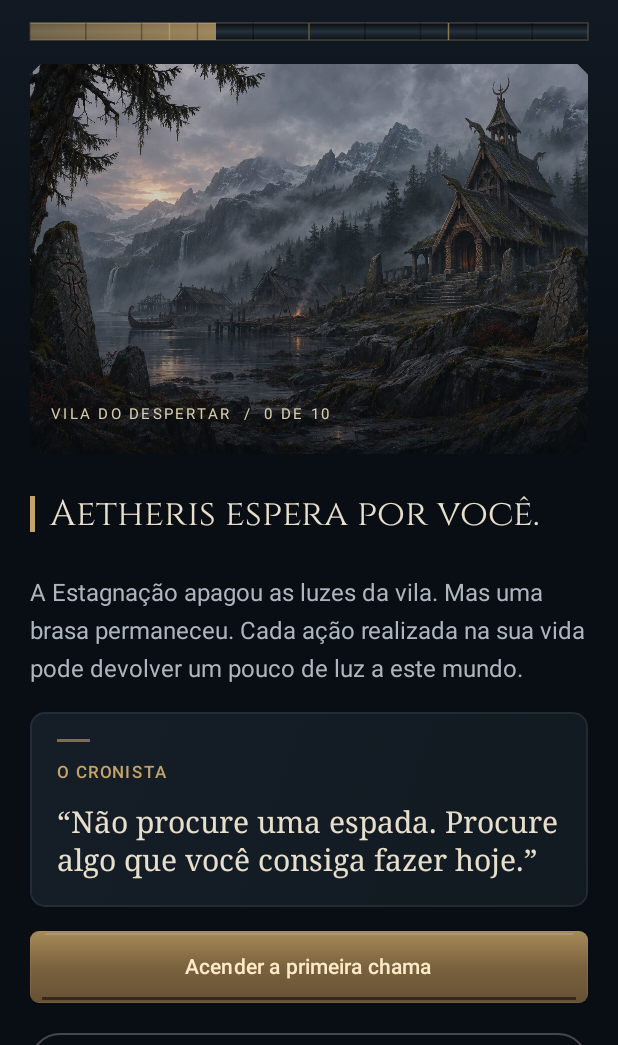
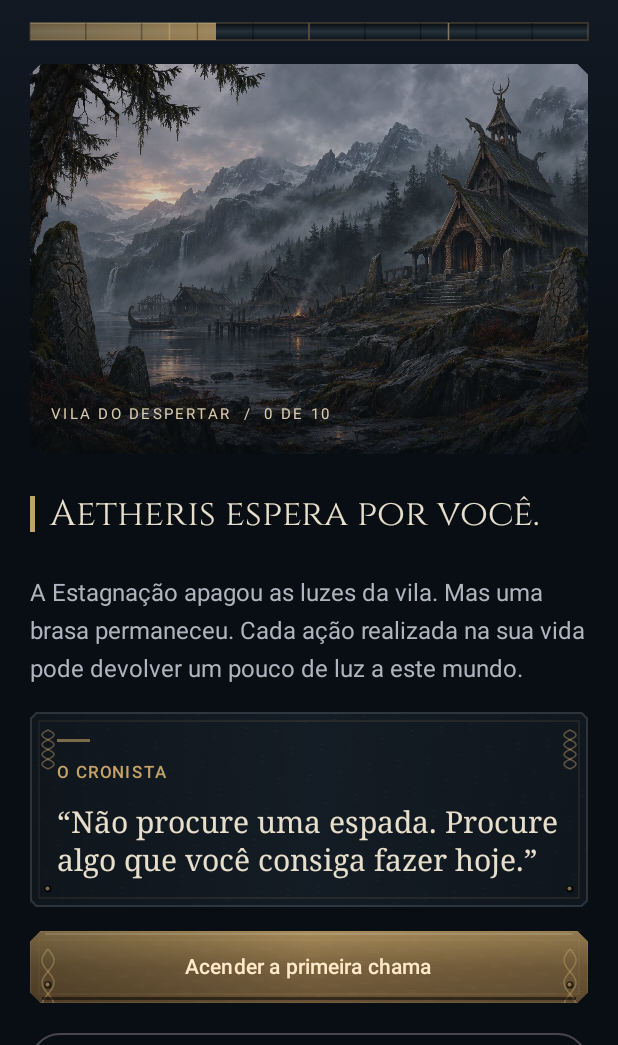
Before and after one commit to cmasterzin-art/ascend, an Android app built with Jetpack Compose: the screen it shows after launch (MainActivity), on a phone screen of 412 x 824 dp, the part 191-1236 px from its top. Run offline under Robolectric (Android 15) with nearby library versions, the phone set to English and light mode, and no system bars; our stand-ins replace Room's generated code.

Commit message:
feat(ui): introduce Nordic Cinematic forge materials and primary compositions

```diff
--- a/app/build.gradle.kts
+++ b/app/build.gradle.kts
@@ -11,8 +11,8 @@ android {
         applicationId = "br.com.ascend.aetheris"
         minSdk = 26
         targetSdk = 35
-        versionCode = 11
-        versionName = "1.6.0"
+        versionCode = 12
+        versionName = "1.6.1"
     }
     // Keep signing material outside the repository. Use the original key for an in-place update.
     System.getenv("ASCEND_KEYSTORE_PATH")?.let { path ->
--- a/app/src/main/java/br/com/ascend/aetheris/AetherisNavigation.kt
+++ b/app/src/main/java/br/com/ascend/aetheris/AetherisNavigation.kt
@@ -33,11 +33,11 @@ val mainNames=listOf("Jornada","Hábitos","Missões","Mundo","Herói")
 @Composable fun AetherisNavigation(route:String,onSelect:(String)->Unit){
  val selected=if(route.startsWith("region/")||route.startsWith("location/")||route.startsWith("expedition/"))"world" else when(route){"grimoire","planner","analysis","focus_history"->"habits";"settings","journal","memories","portrait"->"character";"weekly"->"world";else->route}
  val dark=LocalAppearance.current.dark;val motion=LocalAppearance.current.reducedMotion
- Column(Modifier.fillMaxWidth().background(if(dark)Color(0xFF10161D) else Color(0xFFDED9CE)).navigationBarsPadding()){
+ Column(Modifier.fillMaxWidth().background(if(dark)Color(0xFF10161D) else Color(0xFFDED9CE)).forgeMaterial().navigationBarsPadding()){
  Canvas(Modifier.fillMaxWidth().height(1.dp)){drawRect(Brush.verticalGradient(listOf(Color(0xFF788080),Color(0xFF252D35),Color(0xFF10161D))));drawLine(OldBronze.copy(alpha=.5f),Offset(0f,0f),Offset(size.width,0f),1f)}
  Row(Modifier.fillMaxWidth().padding(horizontal=4.dp,vertical=5.dp)){
  mainRoutes.forEachIndexed{i,r->val active=selected==r;val light by animateFloatAsState(if(active)1f else 0f,tween(if(motion)0 else AetherTokens.quick),label="aba")
- Column(Modifier.weight(1f).testTag("nav:$r").heightIn(min=60.dp).selectable(active,onClick={onSelect(r)},role=Role.Tab).background(if(active)Gold.copy(alpha=.1f*light) else Color.Transparent,RoundedCornerShape(12.dp)).padding(horizontal=1.dp,vertical=6.dp).semantics(mergeDescendants=true){},horizontalAlignment=Alignment.CenterHorizontally,verticalArrangement=Arrangement.spacedBy(5.dp)){
+ Column(Modifier.weight(1f).testTag("nav:$r").heightIn(min=60.dp).selectable(active,onClick={onSelect(r)},role=Role.Tab).background(if(active)Gold.copy(alpha=.1f*light) else Color.Transparent,CutCornerShape(7.dp)).forgeMaterial(if(active)SurfaceKind.Ceremonial else SurfaceKind.Operational).padding(horizontal=1.dp,vertical=6.dp).semantics(mergeDescendants=true){},horizontalAlignment=Alignment.CenterHorizontally,verticalArrangement=Arrangement.spacedBy(5.dp)){
  NavigationSigil(i,if(active)Gold else Muted)
  Text(mainNames[i],color=if(active)Gold else Ink,fontSize=10.sp,lineHeight=14.sp,textAlign=androidx.compose.ui.text.style.TextAlign.Center)
  Canvas(Modifier.width(22.dp).height(2.dp)){if(active)drawLine(OldBronze,Offset.Zero,Offset(size.width,0f),2.dp.toPx())}
--- a/app/src/main/java/br/com/ascend/aetheris/ChronicleScreens.kt
+++ b/app/src/main/java/br/com/ascend/aetheris/ChronicleScreens.kt
@@ -46,13 +46,13 @@ import java.time.LocalDate
    val expedition=if(m.id.startsWith("claim:"))expeditionRef(m.id.removePrefix("claim:").substringBefore('@')) else null
    val important=expedition?.let{it.second==it.first.phases.lastIndex}==true||m.category=="Sagas"
    val accent=if(important)Gold else if(m.category=="História")Blue else ColdIron
-   AetherSurface(SurfaceKind.Parchment){
+   Row(Modifier.fillMaxWidth().height(IntrinsicSize.Min),horizontalArrangement=Arrangement.spacedBy(10.dp)){Column(Modifier.width(24.dp).fillMaxHeight().background(ColdIron.copy(alpha=.15f)),horizontalAlignment=Alignment.CenterHorizontally){RuneSeal(if(important)4 else m.symbol,if(important)Gold else Blue,Modifier.size(24.dp));Box(Modifier.width(1.dp).weight(1f).background(OldBronze))};AetherSurface(SurfaceKind.Parchment,Modifier.weight(1f)){
     Row(Modifier.fillMaxWidth(),horizontalArrangement=Arrangement.spacedBy(12.dp),verticalAlignment=Alignment.CenterVertically){RuneSeal(if(important)4 else m.symbol,Sepia,Modifier.size(38.dp));Column(Modifier.weight(1f)){Eyebrow(m.category,Sepia);Text(m.date?.let{displayDate(it)}?:"Data não disponível",color=Sepia,fontSize=12.sp)}}
     Text(m.title,color=Sepia,style=MaterialTheme.typography.titleLarge)
     if(m.id.startsWith("memory:")&&m.date!=null)Text("Conversa guardada em ${displayDate(m.date)}",color=Sepia,fontSize=12.sp)
     if(important)SagaDivider(color=Sepia)
     ReadingBlock(m.detail,color=Sepia)
-   }
+   }}
   }
  }
 }
--- a/app/src/main/java/br/com/ascend/aetheris/DesignSystem2.kt
+++ b/app/src/main/java/br/com/ascend/aetheris/DesignSystem2.kt
@@ -22,8 +22,8 @@ enum class SurfaceKind{Operational,Heroic,Ceremonial,Parchment,Artifact}
  val accent=when(kind){SurfaceKind.Heroic->Blue;SurfaceKind.Ceremonial->Gold;SurfaceKind.Parchment->Sepia;SurfaceKind.Artifact->Violet;else->ColdIron}
  val base=when(kind){SurfaceKind.Parchment->if(dark)Color(0xFFD0C3A5) else Color(0xFFF2E5C7);SurfaceKind.Artifact->if(dark)Color(0xFF211D25) else Color(0xFFE8E0D5);else->Surface}
  val shades=if(kind==SurfaceKind.Parchment)listOf(if(dark)Color(0xFFB7AA8D) else Color(0xFFE0CDA6),base,if(dark)Color(0xFFDBCEB0) else Color(0xFFF2E5C7)) else listOf(base,base.copy(alpha=.7f))
- val shape=if(kind==SurfaceKind.Operational)RoundedCornerShape(10.dp) else AetherTokens.shape
- Column(modifier.fillMaxWidth().clip(shape).background(Brush.linearGradient(shades)).border(1.dp,accent.copy(alpha=.19f),shape).padding(AetherTokens.inset),verticalArrangement=Arrangement.spacedBy(12.dp)){
+ val shape=androidx.compose.foundation.shape.CutCornerShape(if(kind==SurfaceKind.Operational)4.dp else 10.dp)
+ Column(modifier.fillMaxWidth().clip(shape).background(Brush.linearGradient(shades)).forgeMaterial(kind).border(1.dp,accent.copy(alpha=.32f),shape).padding(AetherTokens.inset),verticalArrangement=Arrangement.spacedBy(12.dp)){
   if(kind!=SurfaceKind.Operational)Row(Modifier.fillMaxWidth(),verticalAlignment=Alignment.CenterVertically,horizontalArrangement=Arrangement.spacedBy(10.dp)){Box(Modifier.width(26.dp).height(2.dp).background(accent));Text(when(kind){SurfaceKind.Heroic->"SAGA PESSOAL";SurfaceKind.Ceremonial->"MARCA DE AETHERIS";SurfaceKind.Parchment->"ARQUIVO DO CRONISTA";else->"COLEÇÃO DE ARTEFATOS"},color=accent,fontSize=10.sp,letterSpacing=1.5.sp)}
   CompositionLocalProvider(LocalContentColor provides if(kind==SurfaceKind.Parchment)Sepia else Ink){content()}
  }
@@ -34,9 +34,13 @@ enum class SurfaceKind{Operational,Heroic,Ceremonial,Parchment,Artifact}
 }
 @Composable fun CompactHero(s:GameState,onPortrait:()->Unit={}){
  val p=requireNotNull(s.player)
- Row(Modifier.fillMaxWidth().background(Brush.horizontalGradient(listOf(Blue.copy(alpha=.13f),Surface)),AetherTokens.shape).border(1.dp,Blue.copy(alpha=.25f),AetherTokens.shape).padding(14.dp),verticalAlignment=Alignment.CenterVertically,horizontalArrangement=Arrangement.spacedBy(14.dp)){
-  Box(Modifier.clickable(onClickLabel="Ampliar retrato",onClick=onPortrait)){Avatar(p,s,64.dp)}
-  Column(Modifier.weight(1f),verticalArrangement=Arrangement.spacedBy(4.dp)){Text(p.name,style=MaterialTheme.typography.titleLarge);Text("${classes[p.heroClass]} · nível ${s.level} · ${p.title}",color=Muted,fontSize=11.sp,lineHeight=16.sp);Meter(Progression.current(s.xp).toFloat()/Progression.requirement(s.level),Blue);Text("${Progression.current(s.xp)}/${Progression.requirement(s.level)} XP · ${s.coins} fragmentos",fontSize=11.sp,color=Blue)}
+ Box(Modifier.fillMaxWidth().clip(androidx.compose.foundation.shape.CutCornerShape(9.dp))){
+  if(!LocalAppearance.current.minimal)Image(androidx.compose.ui.res.painterResource(R.drawable.nordic_fjord),null,Modifier.matchParentSize(),contentScale=androidx.compose.ui.layout.ContentScale.Crop)
+  Row(Modifier.fillMaxWidth().background(Brush.horizontalGradient(listOf(Surface.copy(alpha=.6f),Surface.copy(alpha=.94f)))).forgeMaterial(SurfaceKind.Heroic).padding(16.dp),verticalAlignment=Alignment.CenterVertically,horizontalArrangement=Arrangement.spacedBy(12.dp)){
+   Box(Modifier.clickable(onClickLabel="Ampliar retrato",onClick=onPortrait)){ForgePortrait(s,64.dp)}
+   Column(Modifier.weight(1f),verticalArrangement=Arrangement.spacedBy(5.dp)){Text(p.name,style=MaterialTheme.typography.titleLarge);Text("${classes[p.heroClass]} · nível ${s.level} · ${p.title}",color=Muted,fontSize=11.sp,lineHeight=16.sp);Meter(Progression.current(s.xp).toFloat()/Progression.requirement(s.level),Blue);Text("${Progression.current(s.xp)}/${Progression.requirement(s.level)} XP · ${s.coins} fragmentos",fontSize=11.sp,color=Blue)}
+   ForgeMedallion(s.level)
+  }
  }
 }
 
--- a/app/src/main/java/br/com/ascend/aetheris/EquipmentScreen.kt
+++ b/app/src/main/java/br/com/ascend/aetheris/EquipmentScreen.kt
@@ -64,7 +64,7 @@ import androidx.compose.ui.semantics.*
 }
 @Composable private fun EquipmentSlot(kind:String,label:String,s:GameState,select:(String)->Unit){
     val a=s.assets.find{it.kind==kind&&it.equipped};val item=shopItems.find{it.id==a?.id};val color=if(item!=null)rarityColor(rarity(item)) else Muted
-    Column(Modifier.width(62.dp).heightIn(min=72.dp).clip(CutCornerShape(5.dp)).background(color.copy(alpha=.08f)).border(if(item!=null)1.5.dp else 1.dp,color.copy(alpha=if(item!=null).65f else .3f),CutCornerShape(5.dp)).clickable(enabled=item!=null,onClickLabel="Detalhes de ${item?.name?:label}"){select(item!!.id)}.padding(5.dp).semantics(mergeDescendants=true){contentDescription="$label: ${item?.name?:"vazio"}"},horizontalAlignment=Alignment.CenterHorizontally,verticalArrangement=Arrangement.spacedBy(3.dp)){
+    Column(Modifier.width(62.dp).heightIn(min=72.dp).clip(CutCornerShape(5.dp)).background(color.copy(alpha=.08f)).forgeMaterial(SurfaceKind.Artifact).border(if(item!=null)1.5.dp else 1.dp,color.copy(alpha=if(item!=null).65f else .3f),CutCornerShape(5.dp)).clickable(enabled=item!=null,onClickLabel="Detalhes de ${item?.name?:label}"){select(item!!.id)}.padding(5.dp).semantics(mergeDescendants=true){contentDescription="$label: ${item?.name?:"vazio"}"},horizontalAlignment=Alignment.CenterHorizontally,verticalArrangement=Arrangement.spacedBy(3.dp)){
         RelicArt(kind,color.copy(alpha=if(item==null).55f else 1f),Modifier.size(42.dp).alpha(if(item==null).22f else 1f),item?.id)
         Text(when(kind){"companion"->"Aliado";"weapon"->"Arma";"outfit"->"Traje";else->label},color=color,fontSize=9.sp,lineHeight=12.sp)
         Text(if(a==null)"Vazio" else "Equipado",color=color,fontSize=9.sp)
--- /dev/null
+++ b/app/src/main/java/br/com/ascend/aetheris/ForgeArt.kt
@@ -0,0 +1,42 @@
+package br.com.ascend.aetheris
+
+import androidx.compose.foundation.*
+import androidx.compose.foundation.layout.*
+import androidx.compose.foundation.shape.CutCornerShape
+import androidx.compose.material3.*
+import androidx.compose.runtime.*
+import androidx.compose.ui.*
+import androidx.compose.ui.draw.*
+import androidx.compose.ui.geometry.*
+import androidx.compose.ui.graphics.*
+import androidx.compose.ui.graphics.drawscope.*
+import androidx.compose.ui.unit.*
+import kotlin.math.*
+
+/** Original, resolution independent Aetheris engravings. Fixed seeds; no runtime animation. */
+@Composable fun Modifier.forgeMaterial(kind:SurfaceKind=SurfaceKind.Operational):Modifier{
+ val dark=LocalAppearance.current.dark;val minimal=LocalAppearance.current.minimal
+ val paper=kind==SurfaceKind.Parchment
+ val ink=if(paper)Sepia else if(kind==SurfaceKind.Heroic)Blue else if(kind==SurfaceKind.Artifact)ColdIron else Gold
+ return drawWithCache{
+  val grain=Path().apply{repeat(if(minimal)0 else 240){i->val x=(i*137%997)/997f*size.width;val y=(i*83%991)/991f*size.height;moveTo(x,y);lineTo(x+if(paper)1.8f else if(kind==SurfaceKind.Ceremonial)12f else 4f,y+1f)}}
+  onDrawBehind{
+   drawPath(grain,if(dark&&!paper)Color.White.copy(alpha=.055f) else Color.Black.copy(alpha=.065f),style=Stroke(.7f))
+   val inset=6.dp.toPx()
+   drawRect(ink.copy(alpha=.24f),Offset(inset,inset),Size((size.width-2*inset).coerceAtLeast(0f),(size.height-2*inset).coerceAtLeast(0f)),style=Stroke(1f))
+   drawRect(Brush.horizontalGradient(listOf(Color.Black.copy(alpha=if(paper).12f else .28f),Color.Transparent,Color.Black.copy(alpha=.12f))))
+   if(!minimal){
+    // Paired ribbon paths cross with alternating gaps, rather than unrelated runes.
+    for(side in 0..1){val x=if(side==0)12.dp.toPx() else size.width-12.dp.toPx();val len=if(kind==SurfaceKind.Operational)26.dp.toPx() else 60.dp.toPx()
+     repeat(2){strand->val p=Path();for(n in 0..40){val t=n/40f;val xx=x+sin(t*PI*4+strand*PI).toFloat()*4.dp.toPx();val yy=12.dp.toPx()+t*len;if(n==0)p.moveTo(xx,yy) else p.lineTo(xx,yy)};drawPath(p,ink.copy(alpha=.43f),style=Stroke(1.dp.toPx()))}
+    }
+    listOf(Offset(12.dp.toPx(),size.height-12.dp.toPx()),Offset(size.width-12.dp.toPx(),size.height-12.dp.toPx())).forEach{p->drawCircle(Color.Black.copy(alpha=.6f),2.5.dp.toPx(),p);drawCircle(ink.copy(alpha=.65f),1.3.dp.toPx(),p-Offset(.5f,.5f))}
+   }
+  }
+ }
+}
+@Composable fun ForgeMedallion(level:Int,modifier:Modifier=Modifier){val color=Gold
+ Box(modifier.size(44.dp),contentAlignment=Alignment.Center){Canvas(Modifier.matchParentSize()){
+  val r=size.minDimension*.46f;drawCircle(Brush.radialGradient(listOf(Color(0xFF63533B),Color(0xFF141A20))),r);drawCircle(color.copy(alpha=.7f),r,style=Stroke(1.5.dp.toPx()));drawCircle(color.copy(alpha=.35f),r*.79f,style=Stroke(1f));repeat(12){val a=it*PI/6;drawLine(color.copy(alpha=.65f),center+Offset(cos(a).toFloat()*r*.85f,sin(a).toFloat()*r*.85f),center+Offset(cos(a).toFloat()*r*.97f,sin(a).toFloat()*r*.97f),1f)}};Text("$level",color=Color(0xFFE7DECB),fontFamily=SagaFont,fontSize=17.sp)}
+}
+@Composable fun ForgePortrait(s:GameState,size:androidx.compose.ui.unit.Dp){Box(Modifier.forgeMaterial(SurfaceKind.Heroic).padding(8.dp)){Avatar(s.player!!,s,size)}}
--- a/app/src/main/java/br/com/ascend/aetheris/MainActivity.kt
+++ b/app/src/main/java/br/com/ascend/aetheris/MainActivity.kt
@@ -135,7 +135,7 @@ class MainActivity:ComponentActivity(){var widgetHabit by mutableStateOf<String?
         Panel{Eyebrow("Ritmo de jornada");Toggle("Modo livre de cobrança de frequência",relaxed,{vm.setting("relaxed",it)});Text(if(relaxed)"A jornada oferece hábitos ativos todos os dias, sem cobrança por atraso. A programação original é preservada no calendário." else "Dias não programados são descanso. Nenhuma ausência remove XP, níveis ou conquistas.",color=Muted,fontSize=13.sp);Text("Os widgets seguem os dias programados, mesmo no modo livre. Para descanso temporário, pause o hábito no Livro de hábitos. Edite seus dias para reorganizar a semana.",color=Muted,fontSize=12.sp)};Panel(accent=Blue){Eyebrow("Backup local versionado",Blue);Text("Exporte todas as crônicas, hábitos, recompensas, compras e páginas do diário. A importação valida o arquivo antes de substituir os dados.",color=Muted,fontSize=13.sp);Action("Exportar backup",{export.launch("ASCEND-backup-${today()}.json")},enabled=!busy);OutlinedButton({importBackup.launch(arrayOf("application/json","text/plain","application/octet-stream"))},enabled=!busy){Text("Importar backup")};if(busy)CircularProgressIndicator();Text("Guarde seu backup em um local privado. O arquivo inclui o diário e não é criptografado. As preferências de interface e permissões do Android são configuradas neste aparelho.",color=Muted,fontSize=12.sp)}
         Panel{Eyebrow("Vozes e efeitos");val effects by vm.soundEnabled.collectAsStateWithLifecycle();val volume by vm.soundVolume.collectAsStateWithLifecycle();Toggle("Efeitos sonoros",effects,{vm.setting("sound_enabled",it)});Text("Volume dos efeitos · ${(volume*100).toInt()}%",color=Muted);Slider(volume,{vm.volume(it)},enabled=effects);Text("Sons locais breves, sem música contínua. Respeitam o modo silencioso e o volume de mídia do Android. Vibração não é utilizada.",color=Muted,fontSize=12.sp)}
         if(s.debt>0)Panel{Text("Compensação pendente: ${s.debt} fragmentos",color=Gold);Text("Registros corrigidos tinham recompensas já gastas. Novos ganhos compensarão essa diferença automaticamente.",color=Muted,fontSize=13.sp)}
-        Panel{Eyebrow("ASCEND · versão 1.6.0");Text("Crônicas da Ascensão\nAetheris existe nos seus próximos passos.",fontFamily=androidx.compose.ui.text.font.FontFamily.Serif,fontSize=18.sp);Text("Aplicativo offline. Sem conta, anúncios, compras reais ou coleta remota de dados.",color=Muted,fontSize=12.sp)}
+        Panel{Eyebrow("ASCEND · versão 1.6.1");Text("Crônicas da Ascensão\nAetheris existe nos seus próximos passos.",fontFamily=androidx.compose.ui.text.font.FontFamily.Serif,fontSize=18.sp);Text("Aplicativo offline. Sem conta, anúncios, compras reais ou coleta remota de dados.",color=Muted,fontSize=12.sp)}
     }
     pending?.let{backup->AlertDialog(onDismissRequest={pending=null},title={Text("Restaurar as crônicas?")},text={Text("Personagem: ${backup.player?.name}\n${backup.habits.size} hábitos · ${backup.records.size} registros\n\nOs dados atuais deste aparelho serão substituídos. Exporte um backup antes se desejar preservá-los.")},confirmButton={TextButton({vm.run{vm.repo.importState(backup);pending=null}}){Text("Restaurar")}},dismissButton={TextButton({pending=null}){Text("Cancelar")}})}
 }
--- a/app/src/main/java/br/com/ascend/aetheris/NorthComponents.kt
+++ b/app/src/main/java/br/com/ascend/aetheris/NorthComponents.kt
@@ -20,7 +20,7 @@ import androidx.compose.ui.unit.*
  val depth by animateFloatAsState(if(pressed).6f else 0f,tween(if(reduced)0 else 90),label="pressão")
  val dark=LocalAppearance.current.dark;val accent=if(destructive)MaterialTheme.colorScheme.error else if(completed)Green else if(secondary)ColdIron else Gold
  val tones=if(destructive)listOf(Color(0xFF603D39),Color(0xFF302021)) else if(secondary)listOf(Color(0xFF303944),Color(0xFF151C25)) else if(dark)listOf(Color(0xFFA68B59),Color(0xFF7A623E),Color(0xFF665134)) else listOf(Color(0xFFD5C39E),Color(0xFFB49A6A),Color(0xFFCFBB92))
- Button(onClick,modifier.heightIn(min=48.dp).offset{IntOffset(0,depth.dp.roundToPx())}.clip(RoundedCornerShape(6.dp)).background(Brush.verticalGradient(if(enabled)tones else listOf(Color(0xFF34383D),Color(0xFF25292E)))).drawWithCache{onDrawBehind{drawLine(Color.White.copy(alpha=if(pressed).06f else .18f),Offset(10.dp.toPx(),2.dp.toPx()),Offset(size.width-10.dp.toPx(),2.dp.toPx()),1.dp.toPx());drawLine(Color.Black.copy(alpha=.5f),Offset(8.dp.toPx(),size.height-3.dp.toPx()),Offset(size.width-8.dp.toPx(),size.height-3.dp.toPx()),2.dp.toPx());drawRect(accent.copy(alpha=.30f),style=Stroke(.7.dp.toPx()))}},enabled=enabled&&!loading,shape=RoundedCornerShape(6.dp),interactionSource=interaction,colors=ButtonDefaults.buttonColors(containerColor=Color.Transparent,contentColor=if(secondary||destructive)Color(0xFFE7DECB) else if(dark)Color(0xFFFFEACA) else Color(0xFF201B12),disabledContainerColor=Color.Transparent,disabledContentColor=Color(0xFFA4ABB5))){
+ Button(onClick,modifier.heightIn(min=48.dp).offset{IntOffset(0,depth.dp.roundToPx())}.clip(CutCornerShape(7.dp)).background(Brush.verticalGradient(if(enabled)tones else listOf(Color(0xFF34383D),Color(0xFF25292E)))).forgeMaterial(if(secondary)SurfaceKind.Operational else SurfaceKind.Ceremonial).drawWithCache{onDrawBehind{drawLine(Color.White.copy(alpha=if(pressed).06f else .18f),Offset(10.dp.toPx(),2.dp.toPx()),Offset(size.width-10.dp.toPx(),2.dp.toPx()),1.dp.toPx());drawLine(Color.Black.copy(alpha=.5f),Offset(8.dp.toPx(),size.height-3.dp.toPx()),Offset(size.width-8.dp.toPx(),size.height-3.dp.toPx()),2.dp.toPx());drawRect(accent.copy(alpha=.30f),style=Stroke(.7.dp.toPx()))}},enabled=enabled&&!loading,shape=CutCornerShape(7.dp),interactionSource=interaction,colors=ButtonDefaults.buttonColors(containerColor=Color.Transparent,contentColor=if(secondary||destructive)Color(0xFFE7DECB) else if(dark)Color(0xFFFFEACA) else Color(0xFF201B12),disabledContainerColor=Color.Transparent,disabledContentColor=Color(0xFFA4ABB5))){
  if(loading){CircularProgressIndicator(Modifier.size(16.dp),strokeWidth=2.dp);Spacer(Modifier.width(8.dp))};Text(if(completed)"◆ $text" else text,fontSize=14.sp)
  }
 }
--- a/app/src/main/java/br/com/ascend/aetheris/ProductivityScreens.kt
+++ b/app/src/main/java/br/com/ascend/aetheris/ProductivityScreens.kt
@@ -22,7 +22,7 @@ import java.time.format.DateTimeFormatter
  val start=LocalDate.parse(week);val days=(0..6).map{start.plusDays(it.toLong()).toString()};val due=s.due(selected).sortedWith(compareBy<Habit>{it.time.ifBlank{"99:99"}}.thenBy{it.position});val done=due.count{s.record(it.id,selected)?.complete==true}
  LazyColumn(Modifier.fillMaxSize().testTag("planner_list"),contentPadding=PaddingValues(20.dp),verticalArrangement=Arrangement.spacedBy(16.dp)){
   item{Title("Planejador Semanal","Sua agenda real, um dia de cada vez.")}
-  item{Row(horizontalArrangement=Arrangement.spacedBy(8.dp)){SagaButton("Anterior",{week=start.minusWeeks(1).toString();selected=week},Modifier.weight(1f),secondary=true);SagaButton("Hoje",{week=weekOf(today());selected=today()},Modifier.weight(1f),secondary=true);SagaButton("Próxima",{week=start.plusWeeks(1).toString();selected=week},Modifier.weight(1f),secondary=true)}}
+  item{Row(horizontalArrangement=Arrangement.spacedBy(8.dp)){SagaButton("‹",{week=start.minusWeeks(1).toString();selected=week},Modifier.weight(1f).semantics{contentDescription="Semana anterior"},secondary=true);SagaButton("Hoje",{week=weekOf(today());selected=today()},Modifier.weight(1f),secondary=true);SagaButton("›",{week=start.plusWeeks(1).toString();selected=week},Modifier.weight(1f).semantics{contentDescription="Próxima semana"},secondary=true)}}
   item{SectionHeader(if(week==weekOf(today()))"Semana atual" else "Semana selecionada",displayPeriod(week,days.last()));Row(Modifier.fillMaxWidth().horizontalScroll(rememberScrollState()),horizontalArrangement=Arrangement.spacedBy(8.dp)){days.forEach{date->val d=LocalDate.parse(date);val active=selected==date;Column(Modifier.width(68.dp).heightIn(min=84.dp).background(if(active)Blue.copy(alpha=.18f) else Surface,RoundedCornerShape(8.dp)).border(1.dp,if(active)Blue else ColdIron.copy(alpha=.2f),RoundedCornerShape(8.dp)).clickable{selected=date}.padding(10.dp).semantics(mergeDescendants=true){contentDescription="Selecionar ${displayDate(date)}";this.selected=active},horizontalAlignment=Alignment.CenterHorizontally){Text(listOf("SEG","TER","QUA","QUI","SEX","SÁB","DOM")[d.dayOfWeek.value-1],fontSize=11.sp,color=Muted);Text(d.dayOfMonth.toString(),fontFamily=SagaFont,fontSize=23.sp);Text(if(date in s.restDates)"Descanso" else "${s.due(date).count{s.record(it.id,date)?.complete==true}}/${s.due(date).size}",fontSize=10.sp,color=if(active)Blue else Muted)}}}}
   item{AetherSurface{SectionHeader(displayDate(selected),"${days.sumOf{date->s.due(date).count{s.record(it.id,date)?.complete==true}}}/${days.sumOf{s.due(it).size}} atividades na semana selecionada");MetricPair("$done/${due.size}","concluídas neste dia",if(due.isEmpty())"—" else "${done*100/due.size}%","cumprimento");Meter(if(due.isEmpty())0f else done.toFloat()/due.size,Blue);if(selected>=today())Toggle("Descanso global neste dia",selected in s.restDates,{v->vm.run{vm.repo.rest(selected,v)}});if(selected in s.restDates)Text("O descanso tem prioridade sobre inclusões pontuais. As exceções ficam guardadas.",color=Muted,fontSize=13.sp)}}
   item{SectionHeader("Agenda do dia",if(selected<today())"Histórico de programação · sem ajustes retroativos" else "Horários do hábito · ajustes válidos só nesta data")}
```
Also changed, not shown: app/src/main/java/br/com/ascend/aetheris/CharacterScreen.kt (+1 -1 lines), 1 other file.
